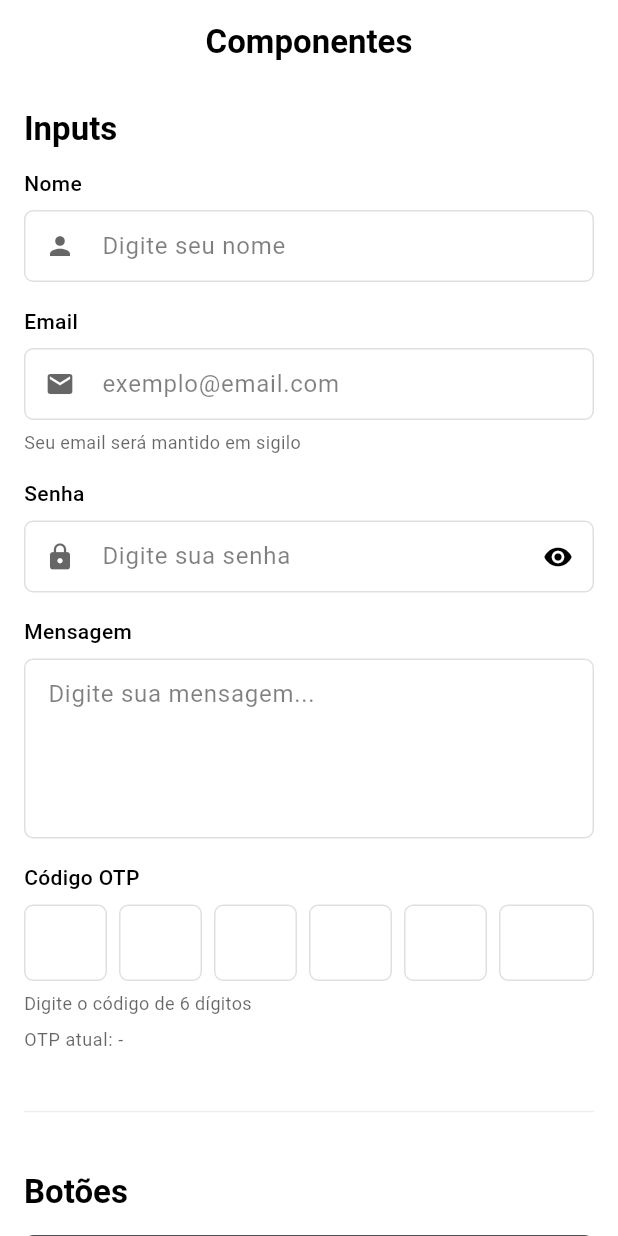
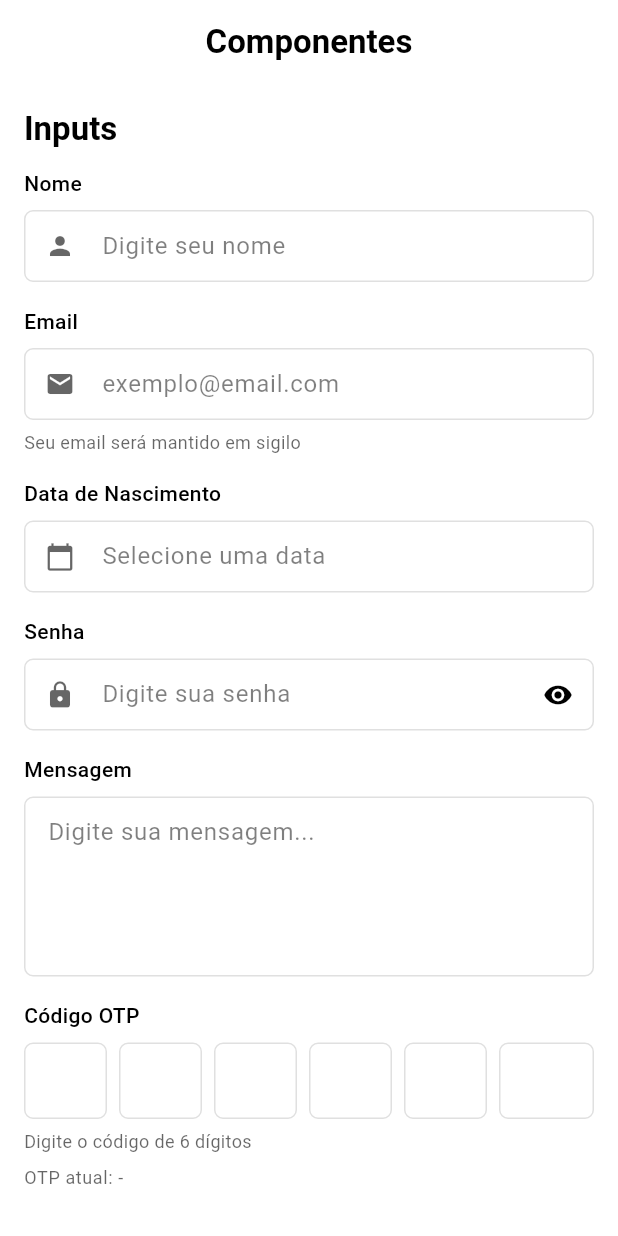
Before and after one commit to carlosxfelipe/go-router-template, a Flutter app: the ComponentsScreen screen opened by its route, on a phone screen of 412 x 824 dp. Run offline on Flutter 3.47's test engine with Material 3 defaults, Android fonts, the phone set to English and light mode, and no system bars; our stand-ins replace go_router.

Commit message:
feat: Add `readOnly` and `onTap` properties to the `Input` widget and implement a date picker input field in the components screen.

```diff
--- a/lib/screens/components_screen.dart
+++ b/lib/screens/components_screen.dart
@@ -22,6 +22,7 @@ class _ComponentsScreenState extends State<ComponentsScreen> {
   // Controllers de formulário e estado de componentes básicos
   final TextEditingController _nameController = TextEditingController();
   final TextEditingController _emailController = TextEditingController();
+  final TextEditingController _dateController = TextEditingController();
   String? _emailError;
   bool _obscurePassword = true;
   bool _notificationsEnabled = true;
@@ -99,6 +100,7 @@ class _ComponentsScreenState extends State<ComponentsScreen> {
   void dispose() {
     _nameController.dispose();
     _emailController.dispose();
+    _dateController.dispose();
     super.dispose();
   }
 
@@ -144,6 +146,35 @@ class _ComponentsScreenState extends State<ComponentsScreen> {
               errorText: _emailError,
               onChanged: _validateEmail,
               keyboardType: TextInputType.emailAddress,
+            ),
+            const SizedBox(height: 16),
+            Input(
+              controller: _dateController,
+              label: 'Data de Nascimento',
+              placeholder: 'Selecione uma data',
+              prefixIcon: Icons.calendar_today,
+              readOnly: true,
+              onTap: () {
+                CustomSheet.show(
+                  context: context,
+                  title: 'Selecionar Data',
+                  description: 'Escolha uma data no calendário abaixo.',
+                  child: Padding(
+                    padding: const EdgeInsets.symmetric(horizontal: 16),
+                    child: CustomCalendar(
+                      selectedDate: _selectedDate,
+                      onDateSelected: (date) {
+                        setState(() {
+                          _selectedDate = date;
+                          _dateController.text =
+                              '${date.day.toString().padLeft(2, '0')}/${date.month.toString().padLeft(2, '0')}/${date.year}';
+                        });
+                        Navigator.pop(context); // Fecha o sheet após selecionar
+                      },
+                    ),
+                  ),
+                );
+              },
             ),
             const SizedBox(height: 16),
             Input(
--- a/lib/widgets/forms/input.dart
+++ b/lib/widgets/forms/input.dart
@@ -15,6 +15,8 @@ class Input extends StatelessWidget {
     this.maxLines = 1,
     this.onChanged,
     this.keyboardType,
+    this.readOnly = false,
+    this.onTap,
   });
 
   final TextEditingController? controller;
@@ -26,9 +28,11 @@ class Input extends StatelessWidget {
   final Widget? suffixIcon;
   final bool obscureText;
   final bool enabled;
+  final bool readOnly;
   final int maxLines;
   final ValueChanged<String>? onChanged;
   final TextInputType? keyboardType;
+  final VoidCallback? onTap;
 
   @override
   Widget build(BuildContext context) {
@@ -57,6 +61,8 @@ class Input extends StatelessWidget {
           onChanged: onChanged,
           obscureText: obscureText,
           enabled: enabled,
+          readOnly: readOnly,
+          onTap: onTap,
           maxLines: maxLines,
           keyboardType: keyboardType,
           style: TextStyle(fontSize: 16, color: colorScheme.onSurface),
```
